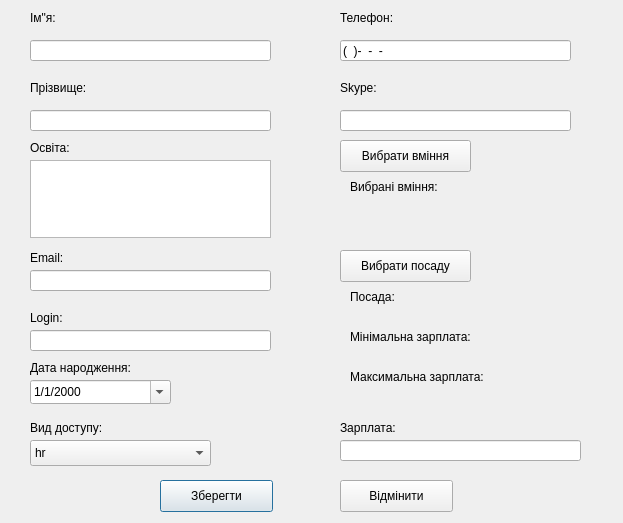
First picture: the form in addperson.ui, repository chepiga1995/db_project, before the edit.
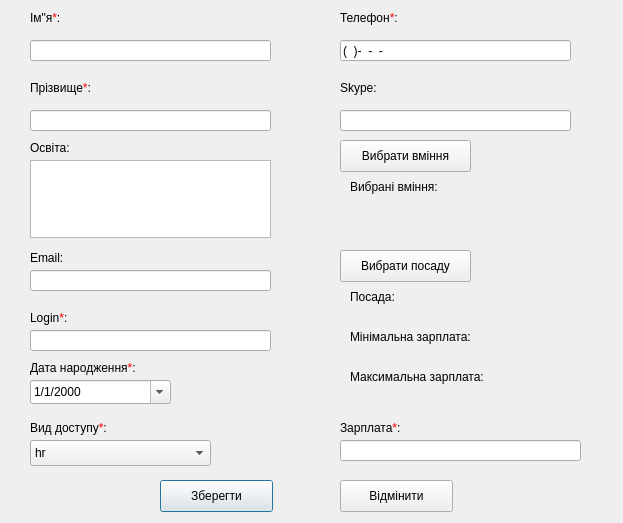
Second picture: the form after the edit.

```diff
--- a/addperson.ui
+++ b/addperson.ui
@@ -123,7 +123,7 @@
     </rect>
    </property>
    <property name="text">
-    <string>Ім&quot;я:</string>
+    <string>&lt;html&gt;&lt;head/&gt;&lt;body&gt;&lt;p&gt;Ім&amp;quot;я&lt;span style=&quot; color:#ff0000;&quot;&gt;*&lt;/span&gt;:&lt;/p&gt;&lt;/body&gt;&lt;/html&gt;</string>
    </property>
   </widget>
   <widget class="QLabel" name="label_12">
@@ -136,7 +136,7 @@
     </rect>
    </property>
    <property name="text">
-    <string>Login:</string>
+    <string>&lt;html&gt;&lt;head/&gt;&lt;body&gt;&lt;p&gt;Login&lt;span style=&quot; color:#ff0000;&quot;&gt;*&lt;/span&gt;:&lt;/p&gt;&lt;/body&gt;&lt;/html&gt;</string>
    </property>
   </widget>
   <widget class="QLineEdit" name="personLogin">
@@ -175,7 +175,7 @@
     </rect>
    </property>
    <property name="text">
-    <string>Телефон:</string>
+    <string>&lt;html&gt;&lt;head/&gt;&lt;body&gt;&lt;p&gt;Телефон&lt;span style=&quot; color:#ff0000;&quot;&gt;*&lt;/span&gt;:&lt;/p&gt;&lt;/body&gt;&lt;/html&gt;</string>
    </property>
   </widget>
   <widget class="QLabel" name="label_14">
@@ -230,7 +230,7 @@
     </rect>
    </property>
    <property name="text">
-    <string>Прізвище:</string>
+    <string>&lt;html&gt;&lt;head/&gt;&lt;body&gt;&lt;p&gt;Прізвище&lt;span style=&quot; color:#ff0000;&quot;&gt;*&lt;/span&gt;:&lt;/p&gt;&lt;/body&gt;&lt;/html&gt;</string>
    </property>
   </widget>
   <widget class="QDateEdit" name="personBirthday">
@@ -259,7 +259,7 @@
     </rect>
    </property>
    <property name="text">
-    <string>Дата народження:</string>
+    <string>&lt;html&gt;&lt;head/&gt;&lt;body&gt;&lt;p&gt;Дата народження&lt;span style=&quot; color:#ff0000;&quot;&gt;*&lt;/span&gt;:&lt;/p&gt;&lt;/body&gt;&lt;/html&gt;</string>
    </property>
   </widget>
   <widget class="QLabel" name="label_17">
@@ -307,7 +307,7 @@
     </rect>
    </property>
    <property name="text">
-    <string>Зарплата:</string>
+    <string>&lt;html&gt;&lt;head/&gt;&lt;body&gt;&lt;p&gt;Зарплата&lt;span style=&quot; color:#ff0000;&quot;&gt;*&lt;/span&gt;:&lt;/p&gt;&lt;/body&gt;&lt;/html&gt;</string>
    </property>
   </widget>
   <widget class="QLineEdit" name="personSalary">
@@ -442,7 +442,7 @@
     </rect>
    </property>
    <property name="text">
-    <string>Вид доступу:</string>
+    <string>&lt;html&gt;&lt;head/&gt;&lt;body&gt;&lt;p&gt;Вид доступу&lt;span style=&quot; color:#ff0000;&quot;&gt;*&lt;/span&gt;:&lt;/p&gt;&lt;/body&gt;&lt;/html&gt;</string>
    </property>
   </widget>
  </widget>
```
